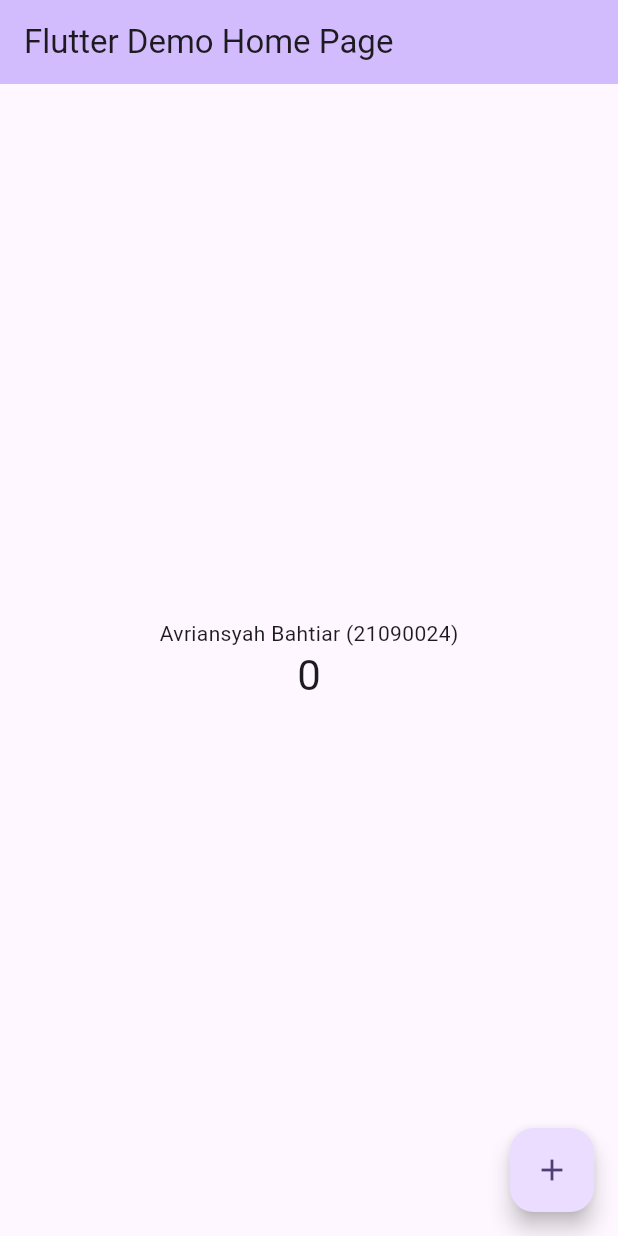
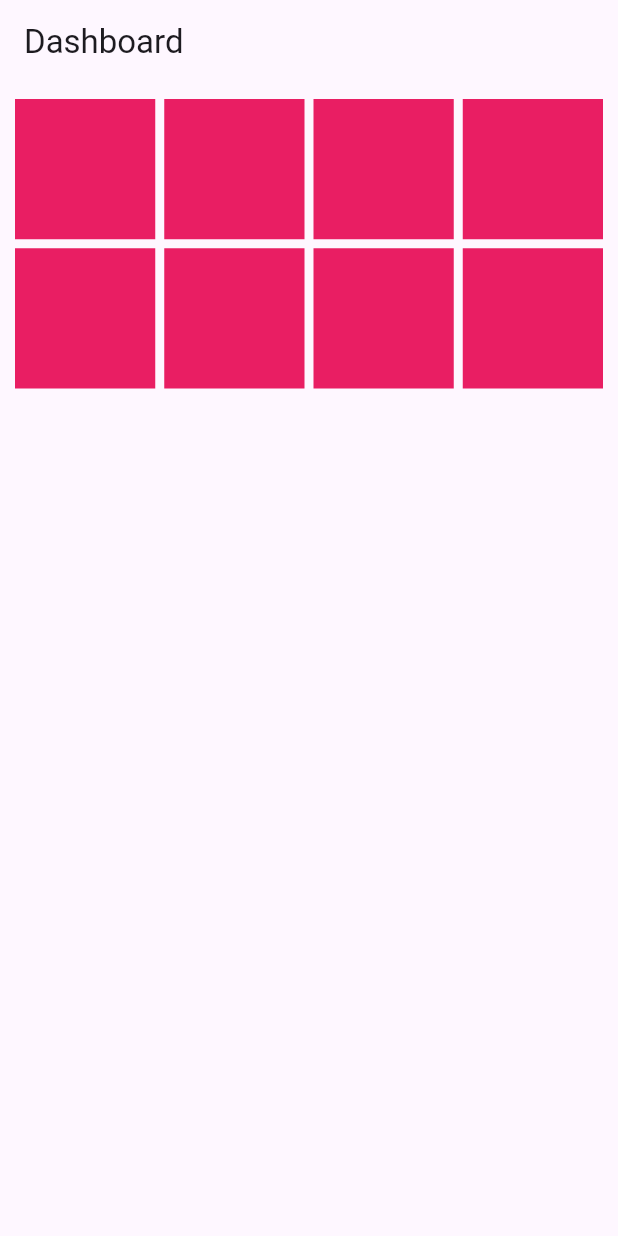
Before and after one commit to Avrians/S05_MobileProgramming, a Flutter app: the screen it shows after launch, on a phone screen of 412 x 824 dp. Run offline on Flutter 3.47's test engine with Material 2 defaults, Android fonts, the phone set to English and light mode, and no system bars.

Commit message:
[Av][14.21]

```diff
--- /dev/null
+++ b/lib/basic_form/grid_widget.dart
@@ -0,0 +1,46 @@
+// ignore_for_file: camel_case_types, prefer_typing_uninitialized_variables
+
+import 'package:flutter/material.dart';
+
+class GridWIdget extends StatelessWidget {
+  const GridWIdget({Key? key}) : super(key: key);
+
+  @override
+  Widget build(BuildContext context) {
+    return Scaffold(
+      appBar: AppBar(
+        title: const Text("Dashboard"),
+        actions: const [],
+      ),
+      body: SingleChildScrollView(
+        child: Container(
+          padding: const EdgeInsets.all(10.0),
+          child: Column(
+            children: [
+              GridView.builder(
+                padding: EdgeInsets.zero,
+                gridDelegate: SliverGridDelegateWithFixedCrossAxisCount(
+                  childAspectRatio: 1.0,
+                  crossAxisCount: 4,
+                  mainAxisSpacing: 6,
+                  crossAxisSpacing: 6,
+                ),
+                itemCount: 8,
+                shrinkWrap: true,
+                physics: ScrollPhysics(),
+                itemBuilder: (BuildContext context, int index) {
+                  return Container(
+                    color: Colors.pink,
+                    child: Column(
+                      children: [],
+                    ),
+                  );
+                },
+              ),
+            ],
+          ),
+        ),
+      ),
+    );
+  }
+}
--- a/lib/main.dart
+++ b/lib/main.dart
@@ -1,4 +1,7 @@
 import 'package:flutter/material.dart';
+// import 'basic_widget/button_widget.dart';
+// import 'basic_widget/scaffold_widget.dart';
+import 'basic_form/grid_widget.dart';
 
 void main() {
   runApp(const MyApp());
@@ -11,27 +14,13 @@ class MyApp extends StatelessWidget {
   @override
   Widget build(BuildContext context) {
     return MaterialApp(
+      debugShowCheckedModeBanner: false,
       title: 'Flutter Demo',
       theme: ThemeData(
-        // This is the theme of your application.
-        //
-        // TRY THIS: Try running your application with "flutter run". You'll see
-        // the application has a blue toolbar. Then, without quitting the app,
-        // try changing the seedColor in the colorScheme below to Colors.green
-        // and then invoke "hot reload" (save your changes or press the "hot
-        // reload" button in a Flutter-supported IDE, or press "r" if you used
-        // the command line to start the app).
-        //
-        // Notice that the counter didn't reset back to zero; the application
-        // state is not lost during the reload. To reset the state, use hot
-        // restart instead.
-        //
-        // This works for code too, not just values: Most code changes can be
-        // tested with just a hot reload.
         colorScheme: ColorScheme.fromSeed(seedColor: Colors.deepPurple),
         useMaterial3: true,
       ),
-      home: const MyHomePage(title: 'Flutter Demo Home Page'),
+      home: const GridWIdget(),
     );
   }
 }
```
Also changed, not shown: config.json (added, +8 -0 lines), lib/basic_widget/button_widget.dart (added, +34 -0 lines), lib/basic_widget/scaffold_widget.dart (added, +59 -0 lines).
